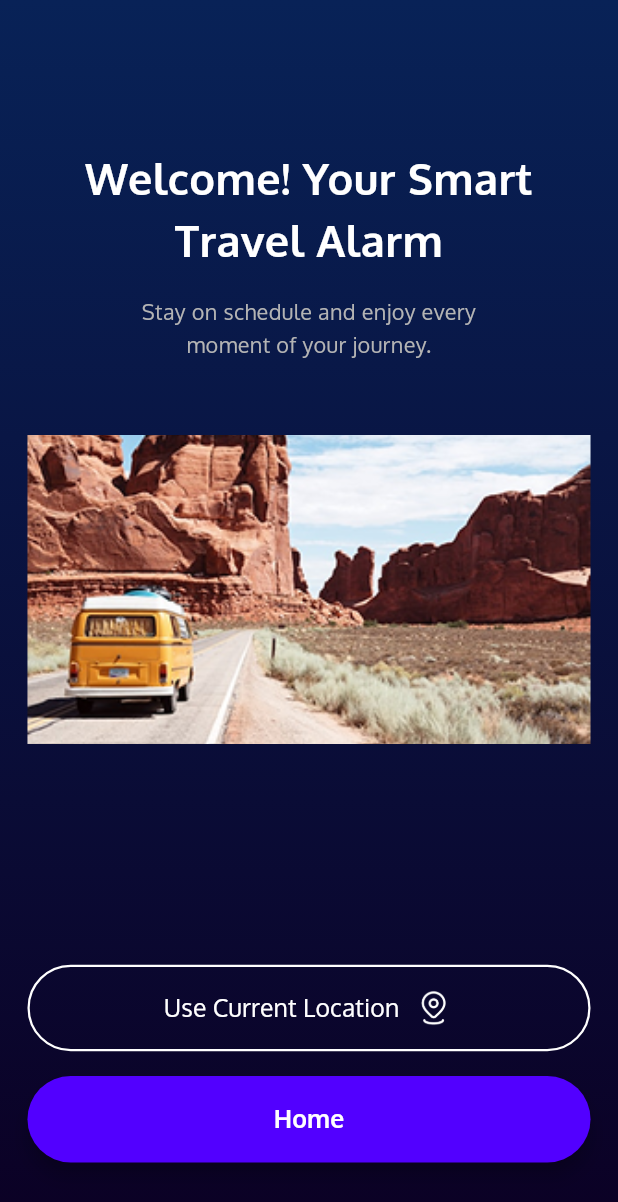
After one commit to SaidurRahman1004/smart_travel_alarm, a Flutter app: the HomeScreen screen opened directly, on a phone screen of 412 x 824 dp. The commit adds this screen. Shown: the top 1202 px of the screen. Run offline on Flutter 3.47's test engine with Material 3 defaults, Android fonts, the phone set to English and light mode, and no system bars; our stand-ins replace flutter_screenutil, smooth_page_indicator.

Commit message:
HomeScreen

```diff
--- /dev/null
+++ b/lib/constants/app_strings.dart
@@ -0,0 +1,14 @@
+class AppStrings {
+  AppStrings._();
+
+  static const String welcomeMessage = "Welcome! Your Smart\nTravel Alarm";
+  static const String welcomeSubtitle =
+      "Stay on schedule and enjoy every\nmoment of your journey.";
+  static const String useCurrentLocation = "Use Current Location";
+  static const String home = "Home";
+
+  // Common Strings
+  static const String skip = "Skip";
+  static const String next = "Next";
+  static const String getStarted = "Get Started";
+}
--- /dev/null
+++ b/lib/features/home/presentation/home_screen.dart
@@ -0,0 +1,107 @@
+import 'package:flutter/material.dart';
+import 'package:flutter_screenutil/flutter_screenutil.dart';
+import 'package:smart_travel_alarm/common_widgets/primary_button.dart';
+import 'package:smart_travel_alarm/constants/app_colors.dart';
+import 'package:smart_travel_alarm/constants/app_images.dart';
+import 'package:smart_travel_alarm/constants/app_text_styles.dart';
+
+import '../../../constants/app_strings.dart';
+
+class HomeScreen extends StatelessWidget {
+  const HomeScreen({super.key});
+
+  @override
+  Widget build(BuildContext context) {
+    return Scaffold(
+      body: Container(
+        decoration: const BoxDecoration(
+          gradient: LinearGradient(
+            begin: Alignment.topCenter,
+            end: Alignment.bottomCenter,
+            colors: [AppColors.gradientStart, AppColors.gradientEnd],
+          ),
+        ),
+        child: Padding(
+          padding: EdgeInsets.symmetric(horizontal: 16.w),
+          child: Column(
+            mainAxisAlignment: .center,
+            children: [
+              const Spacer(flex: 2),
+              Text(
+                AppStrings.welcomeMessage,
+                textAlign: TextAlign.center,
+                style: AppTextStyles.headline1.copyWith(fontSize: 28.sp),
+              ),
+              SizedBox(height: 16.h),
+              Text(
+                AppStrings.welcomeSubtitle,
+                textAlign: TextAlign.center,
+                style: AppTextStyles.subtitle1,
+              ),
+
+              SizedBox(height: 48.h),
+
+              ClipRRect(
+                child: Image.asset(
+                  AppImages.homeBanner,
+                  height: 200.h,
+                  width: double.infinity,
+                  fit: BoxFit.cover,
+                ),
+              ),
+
+              const Spacer(flex: 3),
+
+              //Current Location
+              SizedBox(
+                width: double.infinity,
+                height: 56.h,
+                child: OutlinedButton(
+                  onPressed: () {},
+                  style: OutlinedButton.styleFrom(
+                    foregroundColor: AppColors.textWhite,
+                    side: const BorderSide(
+                      color: AppColors.buttonBorder,
+                      width: 1.5,
+                    ),
+                    shape: RoundedRectangleBorder(
+                      borderRadius: BorderRadius.circular(69.r),
+                    ),
+                  ),
+                  child: Row(
+                    mainAxisSize: MainAxisSize.min,
+                    children: [
+                      Text(
+                        AppStrings.useCurrentLocation,
+                        style: AppTextStyles.buttonText.copyWith(
+                          fontWeight: FontWeight.w400,
+                        ),
+                      ),
+                      SizedBox(width: 8.w),
+                      Image.asset(
+                        'assets/images/location_icon.png',
+                        height: 24.h,
+                        width: 24.w,
+                      ),
+                    ],
+                  ),
+                ),
+              ),
+
+              SizedBox(height: 16.h),
+
+              // Home Button
+              PrimaryButton(
+                onPressed: () {
+
+                },
+                text: AppStrings.home,
+              ),
+              const Spacer(flex: 1),
+            ],
+          ),
+        ),
+      ),
+    );
+  }
+}
--- a/lib/features/onboarding/presentation/onboarding_screen.dart
+++ b/lib/features/onboarding/presentation/onboarding_screen.dart
@@ -5,6 +5,9 @@ import 'package:smart_travel_alarm/common_widgets/primary_button.dart';
 import 'package:smart_travel_alarm/constants/app_colors.dart';
 import 'package:smart_travel_alarm/features/onboarding/data/onboarding_content.dart';
 import 'package:smart_travel_alarm/features/onboarding/widgets/onboarding_page.dart';
+
+import '../../../constants/app_strings.dart';
+import '../../home/presentation/home_screen.dart';
 
 class OnboardingScreen extends StatefulWidget {
   const OnboardingScreen({super.key});
@@ -34,7 +37,7 @@ class _OnboardingScreenState extends State<OnboardingScreen> {
         curve: Curves.easeInOut,
       );
     } else {
-      debugPrint("Get Started!");
+      Navigator.push(context, MaterialPageRoute(builder: (_)=>HomeScreen()));
     }
   }
 
@@ -85,12 +88,12 @@ class _OnboardingScreenState extends State<OnboardingScreen> {
                     ),
                   ),
                   SizedBox(height: 40.h),
-                  // Next/Get Started Button
+                  // Next Started Button
                   PrimaryButton(
                     onPressed: _onNext,
                     text: _currentPage == contents.length - 1
-                        ? 'Get Started'
-                        : 'Next',
+                        ? AppStrings.getStarted
+                        : AppStrings.next,
                   ),
                 ],
               ),
--- a/lib/features/onboarding/widgets/onboarding_page.dart
+++ b/lib/features/onboarding/widgets/onboarding_page.dart
@@ -2,6 +2,7 @@ import 'package:flutter/material.dart';
 import 'package:flutter_screenutil/flutter_screenutil.dart';
 
 import '../../../constants/app_colors.dart';
+import '../../../constants/app_strings.dart';
 import '../../../constants/app_text_styles.dart';
 
 class OnboardingPage extends StatelessWidget {
@@ -46,7 +47,7 @@ class OnboardingPage extends StatelessWidget {
                 right: 20.w,
                 child: TextButton(
                   onPressed: onSkip,
-                  child: Text('Skip', style: AppTextStyles.skipButton),
+                  child: Text(AppStrings.skip, style: AppTextStyles.skipButton),
                 ),
               ),
             ],
```
Also changed, not shown: assets/images/location_icon.png (added).
